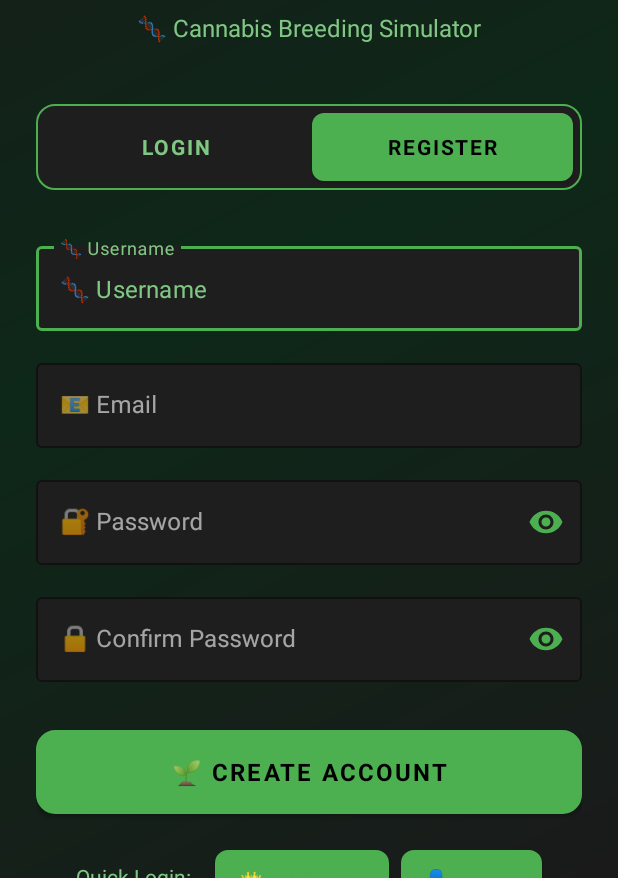
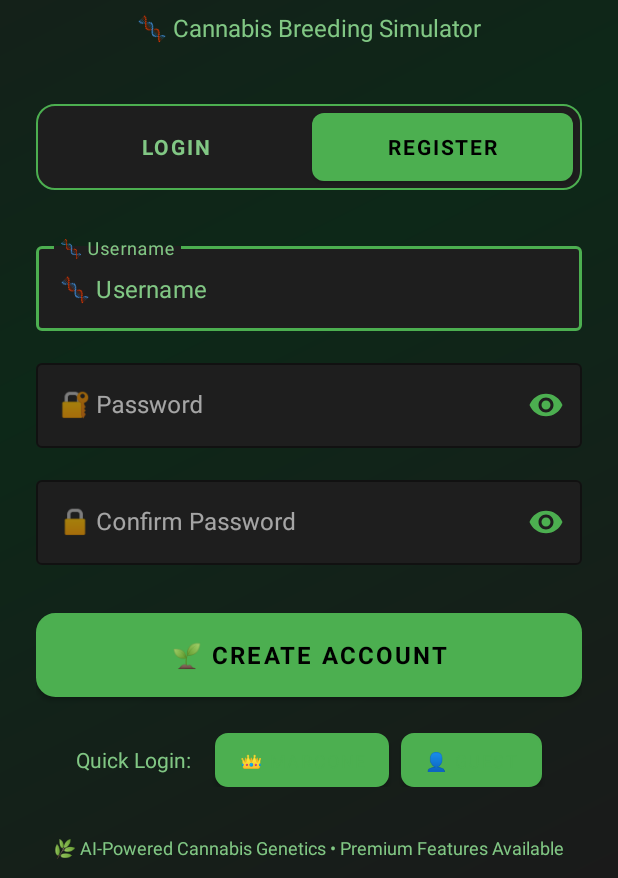
Before and after one commit to Marcone1983/Greed-Gross, an Android app: the screen it shows after launch (LoginActivity), after a tap on "REGISTER", on a phone screen of 412 x 824 dp, the part 358-1236 px from its top. Run offline under Robolectric (Android 15) with nearby library versions, the phone set to English and light mode, and no system bars; our stand-ins replace Firebase (no records; nobody signed in at launch, a user with empty details on screens opened directly), Timber.

Commit message:
Remove email field from login form
- Remove email input field from registration form
- Simplify to username + password only
- Clean up unused email references in LoginActivity
- Registration now only requires username and confirm password

🤖 Generated with [Claude Code](https://claude.ai/code)

Co-Authored-By: Claude <noreply@anthropic.com>

```diff
--- a/app/src/main/java/com/greedandgross/app/LoginActivity.kt
+++ b/app/src/main/java/com/greedandgross/app/LoginActivity.kt
@@ -19,8 +19,6 @@ class LoginActivity : AppCompatActivity() {
     private lateinit var loginTab: Button
     private lateinit var registerTab: Button
     private lateinit var usernameField: TextInputEditText
-    private lateinit var emailLayout: TextInputLayout
-    private lateinit var emailField: TextInputEditText
     private lateinit var passwordField: TextInputEditText
     private lateinit var confirmPasswordLayout: TextInputLayout
     private lateinit var confirmPasswordField: TextInputEditText
@@ -46,8 +44,6 @@ class LoginActivity : AppCompatActivity() {
         loginTab = findViewById(R.id.loginTab)
         registerTab = findViewById(R.id.registerTab)
         usernameField = findViewById(R.id.usernameField)
-        emailLayout = findViewById(R.id.emailLayout)
-        emailField = findViewById(R.id.emailField)
         passwordField = findViewById(R.id.passwordField)
         confirmPasswordLayout = findViewById(R.id.confirmPasswordLayout)
         confirmPasswordField = findViewById(R.id.confirmPasswordField)
@@ -96,7 +92,6 @@ class LoginActivity : AppCompatActivity() {
             registerTab.setBackgroundResource(R.drawable.tab_unselected)
             registerTab.setTextColor(getColor(R.color.green_secondary))
 
-            emailLayout.visibility = View.GONE
             confirmPasswordLayout.visibility = View.GONE
             submitButton.text = "🚀 LOGIN"
 
@@ -108,7 +103,6 @@ class LoginActivity : AppCompatActivity() {
             loginTab.setBackgroundResource(R.drawable.tab_unselected)
             loginTab.setTextColor(getColor(R.color.green_secondary))
 
-            emailLayout.visibility = View.VISIBLE
             confirmPasswordLayout.visibility = View.VISIBLE
             submitButton.text = "🌱 CREATE ACCOUNT"
 
@@ -166,10 +160,9 @@ class LoginActivity : AppCompatActivity() {
         }
 
         if (!isLoginMode) {
-            val email = emailField.text.toString().trim()
             val confirmPassword = confirmPasswordField.text.toString()
 
-            if (email.isEmpty() || confirmPassword.isEmpty()) {
+            if (confirmPassword.isEmpty()) {
                 Toast.makeText(this, "⚠️ Please fill all fields", Toast.LENGTH_SHORT).show()
                 return
             }
--- a/app/src/main/res/layout/activity_login.xml
+++ b/app/src/main/res/layout/activity_login.xml
@@ -120,28 +120,6 @@
 
             </com.google.android.material.textfield.TextInputLayout>
 
-            <!-- Email Field (Register only) -->
-            <com.google.android.material.textfield.TextInputLayout
-                android:id="@+id/emailLayout"
-                android:layout_width="match_parent"
-                android:layout_height="wrap_content"
-                android:layout_marginTop="16dp"
-                android:hint="📧 Email"
-                android:visibility="gone"
-                app:hintTextColor="@color/green_secondary"
-                app:boxStrokeColor="@color/green_primary"
-                app:boxBackgroundColor="@color/dark_surface"
-                style="@style/Widget.MaterialComponents.TextInputLayout.OutlinedBox">
-
-                <com.google.android.material.textfield.TextInputEditText
-                    android:id="@+id/emailField"
-                    android:layout_width="match_parent"
-                    android:layout_height="wrap_content"
-                    android:inputType="textEmailAddress"
-                    android:textColor="@color/white"
-                    android:textColorHint="@color/green_secondary" />
-
-            </com.google.android.material.textfield.TextInputLayout>
 
             <!-- Password Field -->
             <com.google.android.material.textfield.TextInputLayout
```
